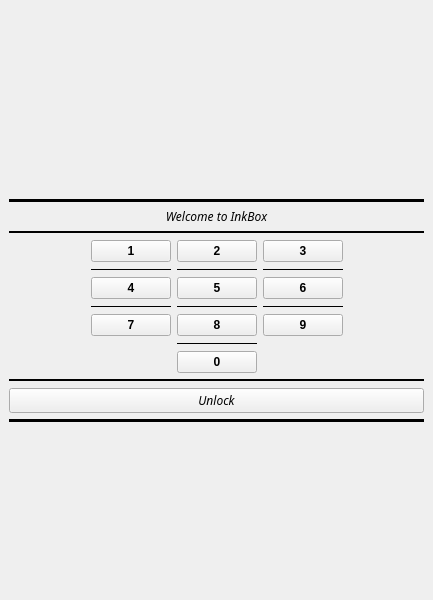
The window that lockscreen.ui (Kobo-InkBox/lockscreen) describes before a commit, drawn with Qt 5.
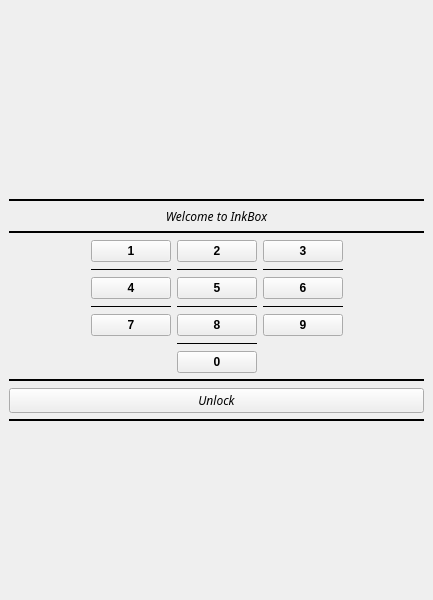
The same window after the commit.

Commit message: Implemented a functional state

The edit to the form file:
```diff
--- a/lockscreen.ui
+++ b/lockscreen.ui
@@ -38,7 +38,7 @@
          <enum>QFrame::Plain</enum>
         </property>
         <property name="lineWidth">
-         <number>4</number>
+         <number>2</number>
         </property>
         <property name="orientation">
          <enum>Qt::Horizontal</enum>
@@ -121,7 +121,7 @@
          <enum>QFrame::Plain</enum>
         </property>
         <property name="lineWidth">
-         <number>4</number>
+         <number>2</number>
         </property>
         <property name="orientation">
          <enum>Qt::Horizontal</enum>
```
The commit also changes 2 other files.
